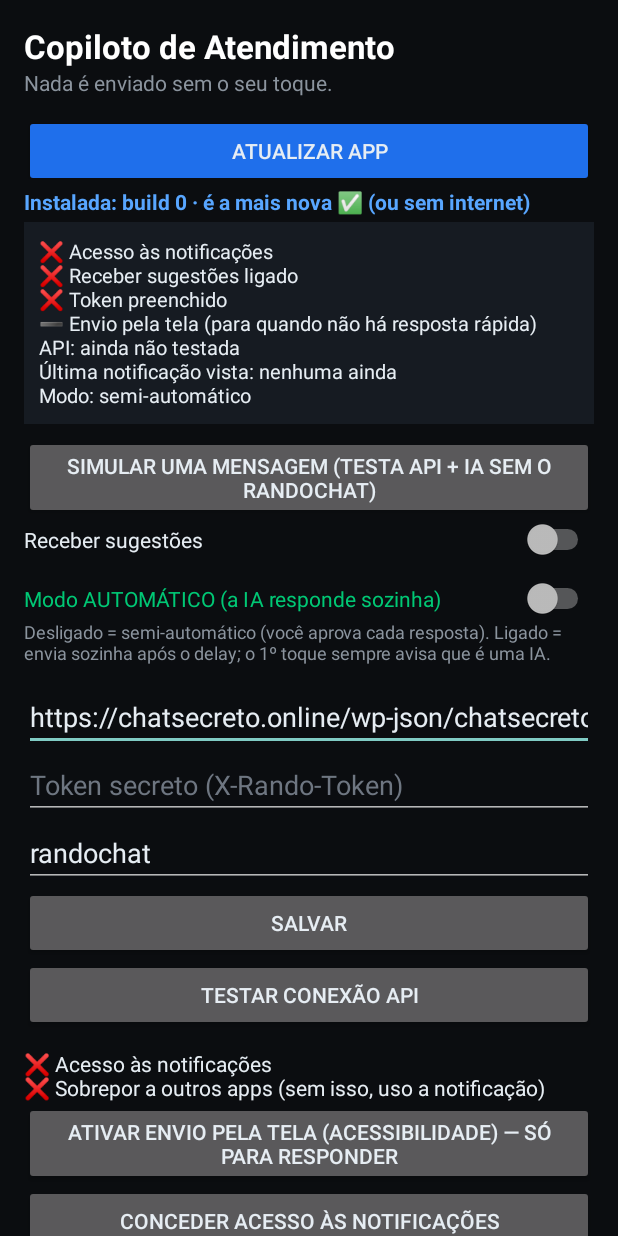
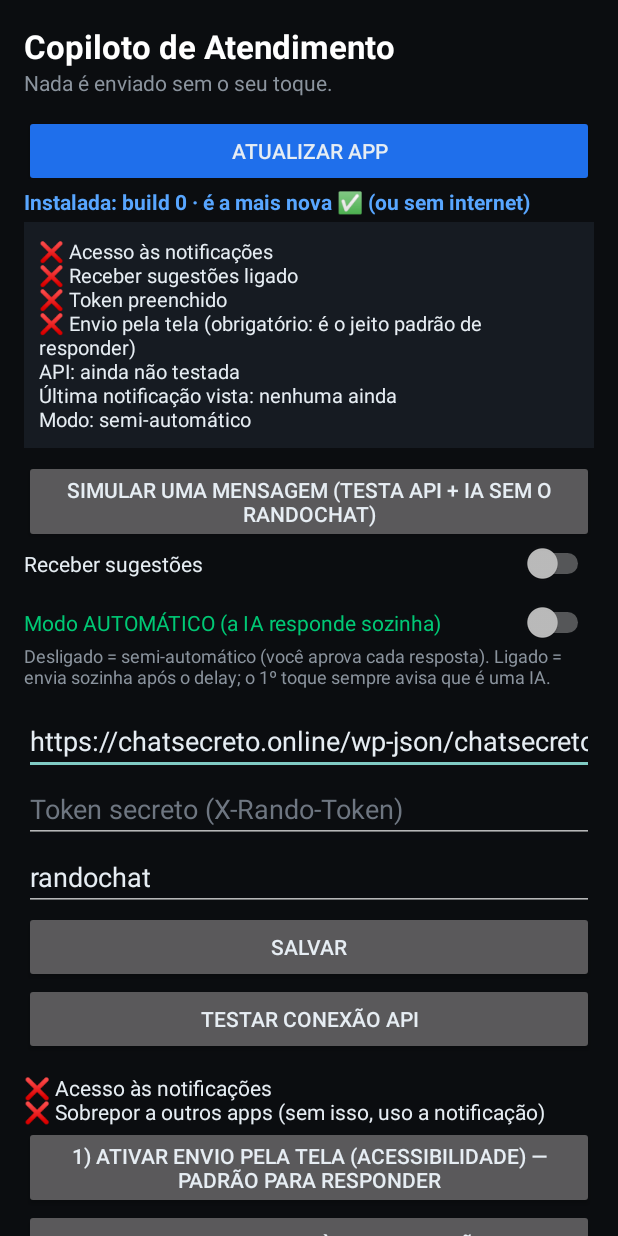
Before and after one commit to caiohcborges-sudo/CAPTAC, an Android app: the screen it shows after launch (MainActivity), on a phone screen of 412 x 824 dp. Run offline under Robolectric (Android 15) with nearby library versions, the phone set to English and light mode, and no system bars; pictures from the network do not load; 2 statements that could not run were skipped.

Commit message:
Resposta pela tela como padrao; notificacao so como reserva

```diff
--- a/app/src/main/java/online/chatsecreto/copiloto/MainActivity.kt
+++ b/app/src/main/java/online/chatsecreto/copiloto/MainActivity.kt
@@ -199,7 +199,7 @@ class MainActivity : AppCompatActivity() {
             (if (n) "✅" else "❌") + " Acesso às notificações\n" +
             (if (Prefs.enabled(this)) "✅" else "❌") + " Receber sugestões ligado\n" +
             (if (Prefs.token(this).isNotBlank()) "✅" else "❌") + " Token preenchido\n" +
-            (if (ReplyService.isEnabled(this)) "✅" else "➖") + " Envio pela tela (para quando não há resposta rápida)\n" +
+            (if (ReplyService.isEnabled(this)) "✅" else "❌") + " Envio pela tela (obrigatório: é o jeito padrão de responder)\n" +
             "API: ${Hub.lastApi}\n" +
             "Última notificação vista: $ago\n" +
             "Modo: " + (if (Prefs.auto(this)) "AUTOMÁTICO" else "semi-automático")
--- a/app/src/main/res/layout/activity_main.xml
+++ b/app/src/main/res/layout/activity_main.xml
@@ -61,7 +61,7 @@
             android:textColor="#E6EDF3" />
         <Button android:id="@+id/btAcc" android:layout_width="match_parent"
             android:layout_height="wrap_content"
-            android:text="Ativar envio pela tela (acessibilidade) — só para responder" />
+            android:text="1) ATIVAR ENVIO PELA TELA (acessibilidade) — padrão para responder" />
         <Button android:id="@+id/btNotif" android:layout_width="match_parent"
             android:layout_height="wrap_content" android:text="Conceder acesso às notificações" />
         <Button android:id="@+id/btOverlay" android:layout_width="match_parent"
```
Also changed, not shown: app/src/main/java/online/chatsecreto/copiloto/Hub.kt (+8 -4 lines).
